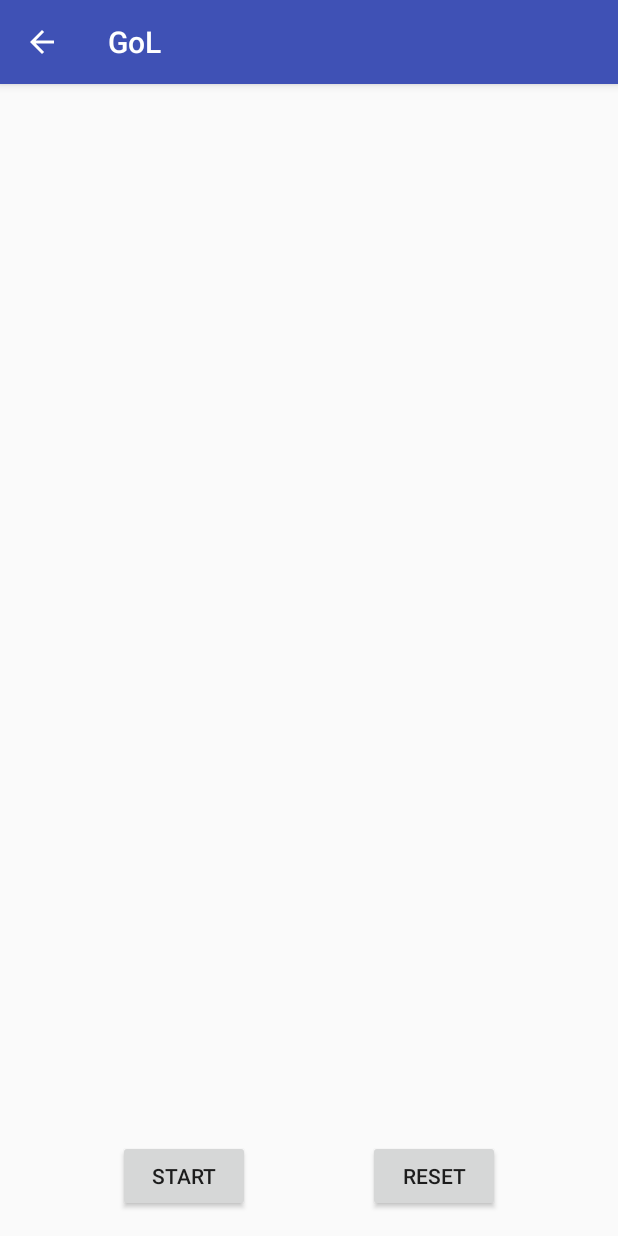
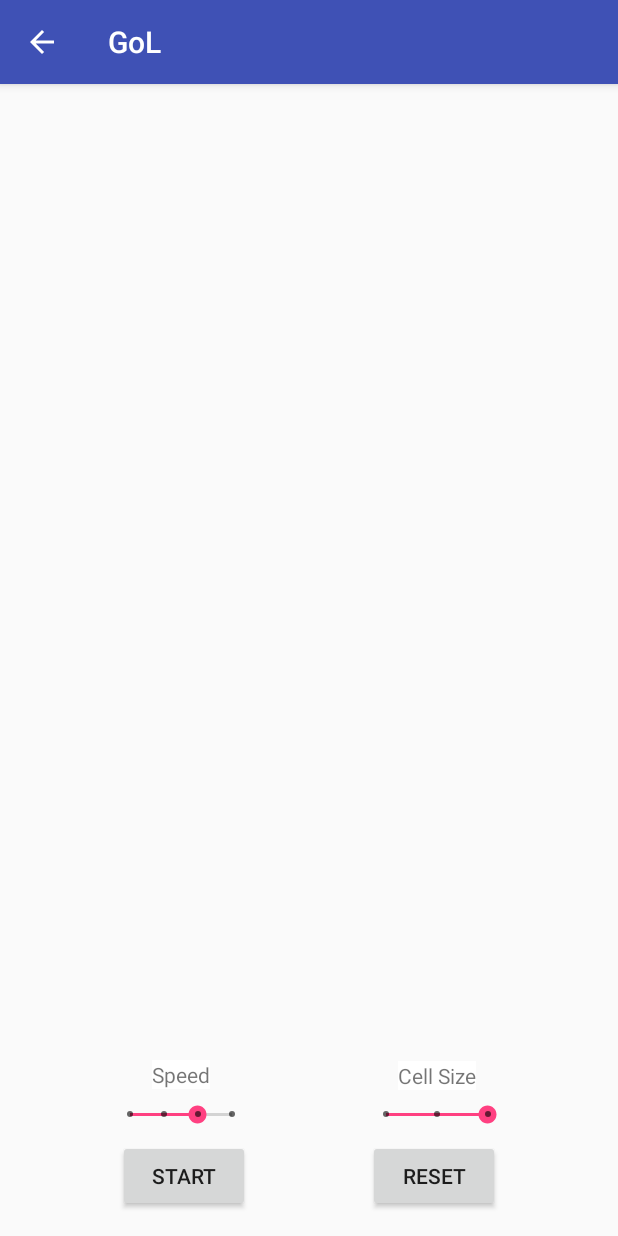
Before and after one commit to pkhansen/gol-android, an Android app: the GameOfLifeActivity screen opened directly, with no data from a screen before it, after a tap on "RESET", on a phone screen of 412 x 824 dp. Run offline under Robolectric (Android 15) with nearby library versions, the phone set to English and light mode, and no system bars; 15 statements that could not run were skipped.

```diff
--- /dev/null
+++ b/app/src/main/java/com/pkhansen/gol/Animation.java
@@ -0,0 +1,11 @@
+package com.pkhansen.gol;
+
+public class Animation extends Thread {
+
+    public void run() {
+        System.out.println("Testingtesting");
+    }
+
+
+
+}
--- a/app/src/main/java/com/pkhansen/gol/GameOfLifeActivity.java
+++ b/app/src/main/java/com/pkhansen/gol/GameOfLifeActivity.java
@@ -12,11 +12,13 @@ import android.view.MenuItem;
 import android.view.View;
 import android.widget.Button;
 import android.widget.ImageView;
+import android.widget.SeekBar;
 
 import com.google.zxing.BarcodeFormat;
 import com.google.zxing.WriterException;
 import com.google.zxing.common.BitMatrix;
 import com.google.zxing.qrcode.QRCodeWriter;
+
 
 public class GameOfLifeActivity extends AppCompatActivity{
     String mString;
@@ -28,6 +30,9 @@ public class GameOfLifeActivity extends AppCompatActivity{
     private GameViewer mGameViewer;
     private View mLoadingSpinner;
     private int mAnimationDur;
+    private SeekBar mSpeedBar;
+    private static SeekBar mSizeBar;
+
 
     @Override
     public boolean onOptionsItemSelected(MenuItem item) {
@@ -55,6 +60,8 @@ public class GameOfLifeActivity extends AppCompatActivity{
         mReset = (Button) findViewById(R.id.reset);
         mGameViewer = (GameViewer) findViewById(R.id.gameViewer);
         mLoadingSpinner = findViewById(R.id.loading_spinner);
+        mSpeedBar = (SeekBar) findViewById(R.id.seekBar_Speed);
+        mSizeBar = (SeekBar) findViewById(R.id.seekBar_Size);
 
         mAnimationDur = getResources().getInteger(android.R.integer.config_shortAnimTime);
 
@@ -90,8 +97,46 @@ public class GameOfLifeActivity extends AppCompatActivity{
             }
         });
 
+        mSpeedBar.setOnSeekBarChangeListener(new SeekBar.OnSeekBarChangeListener() {
+
+            @Override
+            public void onProgressChanged(SeekBar seekBar, int progress, boolean fromUser) {
+                mGameViewer.setGameSpeed(progress);
+            }
+
+            @Override
+            public void onStartTrackingTouch(SeekBar seekBar) {
+
+            }
+
+            @Override
+            public void onStopTrackingTouch(SeekBar seekBar) {
+
+            }
+        });
+
+        mSizeBar.setOnSeekBarChangeListener(new SeekBar.OnSeekBarChangeListener() {
+            @Override
+            public void onProgressChanged(SeekBar seekBar, int progress, boolean fromUser) {
+                mGameViewer.setRectWidth(progress);
+            }
+
+            @Override
+            public void onStartTrackingTouch(SeekBar seekBar) {
+
+            }
+
+            @Override
+            public void onStopTrackingTouch(SeekBar seekBar) {
+
+            }
+        });
 
 
+    }
+
+    public static void resetSizeSeekBar() {
+        mSizeBar.setProgress(2);
     }
 
     private void loadingAnimation() {
@@ -149,7 +194,6 @@ public class GameOfLifeActivity extends AppCompatActivity{
             byte[][] array;
 
             int[] topLeft = bitMatrix.getTopLeftOnBit();
-            System.out.println(topLeft.length);
 
 
             int top = topLeft[1];
@@ -159,12 +203,10 @@ public class GameOfLifeActivity extends AppCompatActivity{
                 count++;
                 left++;
             }
-            System.out.println(count);
             left = topLeft[0];
 
             // Gives how many pixels that makes up a cell.
             int cellSize = (count/7);
-            System.out.println("Cellsize: " + cellSize);
             int numberOfCellsRow = (1080 - left) / cellSize;
 
             array = new byte[numberOfCellsRow][numberOfCellsRow];
@@ -191,10 +233,10 @@ public class GameOfLifeActivity extends AppCompatActivity{
 
     // Places the board in a bigger array.
     private byte[][] makeGameBoardBigger(byte[][] arr) {
-        int marginHeight = (int) (arr.length * 0.8);
-        int heightOfArray = arr.length + (marginHeight * 2);
-        int marginWidth = (int) (arr[0].length * 0.8);
-        int widthOfArray = arr[0].length + (marginWidth * 2);
+        int marginHeight = (int) (arr.length * 0.5);
+        int heightOfArray = (int) Math.floor(arr.length + (marginHeight * 2));
+        int widthOfArray = heightOfArray;
+        int marginWidth = marginHeight;
 
         byte[][] newArr = new byte[heightOfArray][widthOfArray];
 
--- a/app/src/main/java/com/pkhansen/gol/GameViewer.java
+++ b/app/src/main/java/com/pkhansen/gol/GameViewer.java
@@ -10,44 +10,54 @@ import android.support.annotation.Nullable;
 import android.util.AttributeSet;
 import android.view.MotionEvent;
 import android.view.View;
+import android.widget.SeekBar;
 
 import com.pkhansen.gol.Model.Rule;
 
 
 public class GameViewer extends View {
 
-    // TODO - Have GameViewer height and width in activity layout scale along with bmp and array
     // TODO - Reset GameViewer if a new String is passed trough
     // TODO - JAVADOC *BLERGH*
-    // TODO - More dynamic mBoard
-    // TODO - Controls
-
+    // TODO - More Controls
+    // TODO - Create separate thread for bitmap processing
 
 
     private boolean mIsAnimating;
+
+    // GAME BOARDS
     // Temp array for holding mBoard data
     private static byte[][] mBoard;
     // Array that holds the originally drawn board for resetting
     private static byte[][] mOrgBoard;
+
+    // GRAPHIC VARIABLES
     // Temp array used as helper to update mRule
     private static Bitmap mBitmap;
     // Upscaled BitMap that is drawn
     private static Bitmap mScaledBmp;
     // With of the drawn recatngle of each cell
-    private int mRectWidth;
-    // Current X position when drawing
-    private int mXPoint;
-    // Current Y position when drawing
-    private int mYPoint;
-    // Starting margin when drawing
+
+    // SUPPORT VARIABLES FOR DRAWING
     private int mXOffset;
     private int mYOffset;
+    private int mDefYOffset;
+    private int mDefXOffset;
     private int mTempX;
     private int mTempY;
     private int mScreenWidth;
     private int mBmpSize;
+    private int mRectWidth;
+    private int[] mRectWidths;
+
+    // GAME SPEED VARIABLES
     private int mGameSpeed;
+    private int[] mGameSpeeds;
 
+    private Color cellColor;
+    private Color backgroundColor;
+
+    // GAME RULES
     private Rule mRule;
 
     public boolean isAnimating() {
@@ -57,21 +67,50 @@ public class GameViewer extends View {
     public GameViewer(Context context, @Nullable AttributeSet attrs) {
         super(context, attrs);
         initGameViewer();
+
     }
 
     private void initGameViewer() {
         mRectWidth = 0;
-        mXPoint = 0;
-        mYPoint = 0;
         mScreenWidth = getScreenWidth();
         mIsAnimating = false;
-        mGameSpeed = 100;
-        setDefaultOffsets();
+        initGameSpeeds();
     }
 
+    private void initGameSpeeds() {
+
+        mGameSpeed = 80;
+        mGameSpeeds = new int[4];
+
+        // Sets up the different gamespeed based on the original speed.
+        for (int i = 0; i < mGameSpeeds.length; i++) {
+            double factor = ((0.5 * i) + 0.5);
+            System.out.println(factor);
+            double tempGameSpeed = factor * mGameSpeed;
+            mGameSpeeds[mGameSpeeds.length - 1 - i] = (int) tempGameSpeed;
+        }
+    }
+
+    private void setColors (Color cell, Color bg) {
+        this.cellColor = cell;
+        this.backgroundColor = bg;
+    }
+
+    // Sets up the starting offsets for drawing as well as offsets for the reset method
     private void setDefaultOffsets() {
-        mXOffset = -(mScreenWidth/2);
-        mYOffset = -(mScreenWidth/2);
+        mYOffset = - (mScreenWidth / 4);
+        mXOffset = mYOffset;
+        mDefYOffset = mYOffset;
+        mDefXOffset = mXOffset;
+
+
+    }
+
+    // Support method for resetting the board.
+    // Sets the offsets used for drawing as the defaults from when the board was initialised
+    private void resetOffsets() {
+        mYOffset = mDefYOffset;
+        mXOffset = mDefXOffset;
     }
 
     /**
@@ -83,10 +122,10 @@ public class GameViewer extends View {
     public void createBmp (byte[][] array) {
         mBitmap = Bitmap.createBitmap(array[0].length, array.length, Bitmap.Config.ARGB_8888);
         if (mRectWidth == 0) {
-            mRectWidth = (mScreenWidth) / array.length;
+            initRectWith(array);
         }
 
-        mBmpSize = mScreenWidth * 2;
+        mBmpSize = (int) Math.floor((mRectWidth * array.length) * 1.5);
 
         for (int y = 0; y < array.length; y++) {
             for (int x = 0; x < array[y].length; x++) {
@@ -97,8 +136,15 @@ public class GameViewer extends View {
                 }
             }
         }
-        // TODO - Fix so that bitmap scales according to previous shape.
         mScaledBmp = Bitmap.createScaledBitmap(mBitmap, mBmpSize, mBmpSize, false);
+    }
+
+    private void initRectWith(byte[][] array) {
+        mRectWidth = (mScreenWidth / array.length);
+        mRectWidths = new int[3];
+        mRectWidths[0] = (int) (mRectWidth * 0.4);
+        mRectWidths[1] = (int) (mRectWidth * 0.8);
+        mRectWidths[2] = mRectWidth;
     }
 
     /**
@@ -112,6 +158,7 @@ public class GameViewer extends View {
             mBoard = array;
             mOrgBoard = array;
         }
+        setDefaultOffsets();
         createBmp(mBoard);
         invalidate();
     }
@@ -123,7 +170,9 @@ public class GameViewer extends View {
         if (mIsAnimating) {
             startStop();
         }
-        setDefaultOffsets();
+        GameOfLifeActivity.resetSizeSeekBar();
+        setRectWidth(2);
+        resetOffsets();
         mBoard = mOrgBoard;
         createBmp(mBoard);
         invalidate();
@@ -133,18 +182,27 @@ public class GameViewer extends View {
         return Resources.getSystem().getDisplayMetrics().widthPixels;
     }
 
+    // General drawing method that also contains a REALLY primitive animation function
     @Override
     protected void onDraw(Canvas canvas) {
         super.dispatchDraw(canvas);
         canvas.drawBitmap(mScaledBmp, mXOffset, mYOffset, null);
 
+
+
         if (mIsAnimating) {
             nextGeneration();
+            createBmp(mBoard);
+
             SystemClock.sleep(mGameSpeed);
             invalidate();
+
         }
     }
 
+    /**
+     * Updates the mBoard with the standard conway rules
+     */
     private void nextGeneration() {
         mRule = new Rule(mBoard);
         mBoard = mRule.conwaysBoardRules();
@@ -164,27 +222,44 @@ public class GameViewer extends View {
         }
     }
 
-    // Implements touch controls
-    @Override
+    /**
+     * Updates the mGameSpeed to the game speed found in the mGameSpeeds array with the given int
+     * @param i - Value that defines what game speed to get. In this case it's coming from a seekBar.
+     */
+    public void setGameSpeed(int i) {
+        mGameSpeed = mGameSpeeds[i];
+    }
+
+    public void setRectWidth(int i) {
+        mRectWidth = mRectWidths[i];
+    }
+
+    /**
+     * Method for supporting drag motions
+     */
     public boolean onTouchEvent(MotionEvent event) {
+        // Variables that keeps track the user touch
         int touchX = (int) event.getX();
         int touchY = (int) event.getY();
 
-
-
         switch (event.getAction()) {
             case MotionEvent.ACTION_DOWN:
+                // Updates the temporary X and Y coordinate at first touch
                 mTempX = touchX;
                 mTempY = touchY;
             case MotionEvent.ACTION_MOVE:
+                // Updates the member variables that offsets the drawing
+                // according to the users drag movement
                 mXOffset = mXOffset + (touchX - mTempX);
                 mYOffset = mYOffset + (touchY - mTempY);
+
+                //Updates the temporary X and Y coordinate
+                // in case user drags in another direction
                 mTempX = touchX;
                 mTempY = touchY;
                 invalidate();
                 break;
             case MotionEvent.ACTION_UP:
-                //invalidate();
                 break;
         }
         return true;
--- a/app/src/main/res/layout/activity_gol.xml
+++ b/app/src/main/res/layout/activity_gol.xml
@@ -10,14 +10,12 @@
 
     <com.pkhansen.gol.GameViewer
         android:id="@+id/gameViewer"
-        android:layout_width="match_parent"
-        android:layout_height="match_parent"
-        android:layout_marginBottom="0dp"
+        android:layout_width="0dp"
+        android:layout_height="0dp"
         android:layout_marginEnd="8dp"
-        android:layout_marginLeft="0dp"
-        android:layout_marginRight="0dp"
+        android:layout_marginLeft="8dp"
+        android:layout_marginRight="8dp"
         android:layout_marginStart="8dp"
-        android:layout_marginTop="0dp"
         app:layout_constraintBottom_toBottomOf="parent"
         app:layout_constraintLeft_toLeftOf="parent"
         app:layout_constraintRight_toRightOf="parent"
@@ -32,7 +30,8 @@
         android:layout_marginLeft="8dp"
         android:layout_marginBottom="16dp"
         app:layout_constraintRight_toLeftOf="@+id/reset"
-        app:layout_constraintBottom_toBottomOf="parent"/>
+        app:layout_constraintBottom_toBottomOf="parent"
+        android:layout_marginStart="8dp"/>
 
     <Button
         android:id="@+id/reset"
@@ -44,7 +43,9 @@
         android:text="Reset"
         app:layout_constraintBottom_toBottomOf="parent"
         app:layout_constraintLeft_toRightOf="@+id/btn_is_animating"
-        app:layout_constraintRight_toRightOf="parent"/>
+        app:layout_constraintRight_toRightOf="parent"
+        android:layout_marginStart="8dp"
+        android:layout_marginEnd="8dp"/>
 
     <ProgressBar android:id="@+id/loading_spinner"
                  style="?android:progressBarStyleLarge"
@@ -55,4 +56,58 @@
                  app:layout_constraintBottom_toBottomOf="parent"
                  app:layout_constraintRight_toRightOf="parent"/>
 
+    <SeekBar
+        android:id="@+id/seekBar_Speed"
+        style="@style/Widget.AppCompat.SeekBar.Discrete"
+        android:layout_width="100dp"
+        android:layout_height="wrap_content"
+        android:layout_marginBottom="8dp"
+        android:layout_marginLeft="8dp"
+        android:max="3"
+        android:progress="2"
+        app:layout_constraintBottom_toTopOf="@+id/btn_is_animating"
+        app:layout_constraintLeft_toLeftOf="parent"
+        app:layout_constraintRight_toLeftOf="@+id/seekBar_Size"/>
+
+    <SeekBar
+        android:id="@+id/seekBar_Size"
+        style="@style/Widget.AppCompat.SeekBar.Discrete"
+        android:layout_width="100dp"
+        android:layout_height="wrap_content"
+        android:layout_marginBottom="8dp"
+        android:layout_marginLeft="8dp"
+        android:layout_marginRight="8dp"
+        android:max="2"
+        android:progress="2"
+        app:layout_constraintBottom_toTopOf="@+id/reset"
+        app:layout_constraintLeft_toRightOf="@+id/seekBar_Speed"
+        app:layout_constraintRight_toRightOf="parent"/>
+
+    <TextView
+        android:id="@+id/speedText"
+        android:layout_width="wrap_content"
+        android:layout_height="wrap_content"
+        android:layout_marginBottom="8dp"
+        android:layout_marginLeft="8dp"
+        android:layout_marginRight="8dp"
+        android:background="@android:color/white"
+        android:text="Speed"
+        app:layout_constraintBottom_toTopOf="@+id/seekBar_Speed"
+        app:layout_constraintLeft_toLeftOf="@+id/seekBar_Speed"
+        app:layout_constraintRight_toRightOf="@+id/seekBar_Speed"/>
+
+    <TextView
+        android:id="@+id/cellText"
+        android:layout_width="wrap_content"
+        android:layout_height="wrap_content"
+        android:layout_marginBottom="7dp"
+        android:layout_marginLeft="8dp"
+        android:layout_marginRight="8dp"
+        android:background="@android:color/white"
+        android:text="Cell Size"
+        app:layout_constraintBottom_toTopOf="@+id/seekBar_Size"
+        app:layout_constraintHorizontal_bias="0.5"
+        app:layout_constraintLeft_toLeftOf="@+id/seekBar_Size"
+        app:layout_constraintRight_toRightOf="@+id/seekBar_Size"/>
+
 </android.support.constraint.ConstraintLayout>
--- a/app/src/main/res/values/styles.xml
+++ b/app/src/main/res/values/styles.xml
@@ -1,7 +1,7 @@
 <resources>
 
     <!-- Base application theme. -->
-    <style name="AppTheme" parent="Theme.AppCompat.Light.DarkActionBar">
+    <style name="AppTheme" parent="Theme.AppCompat.DayNight.DarkActionBar">
         <!-- Customize your theme here. -->
         <item name="colorPrimary">@color/colorPrimary</item>
         <item name="colorPrimaryDark">@color/colorPrimaryDark</item>
```
